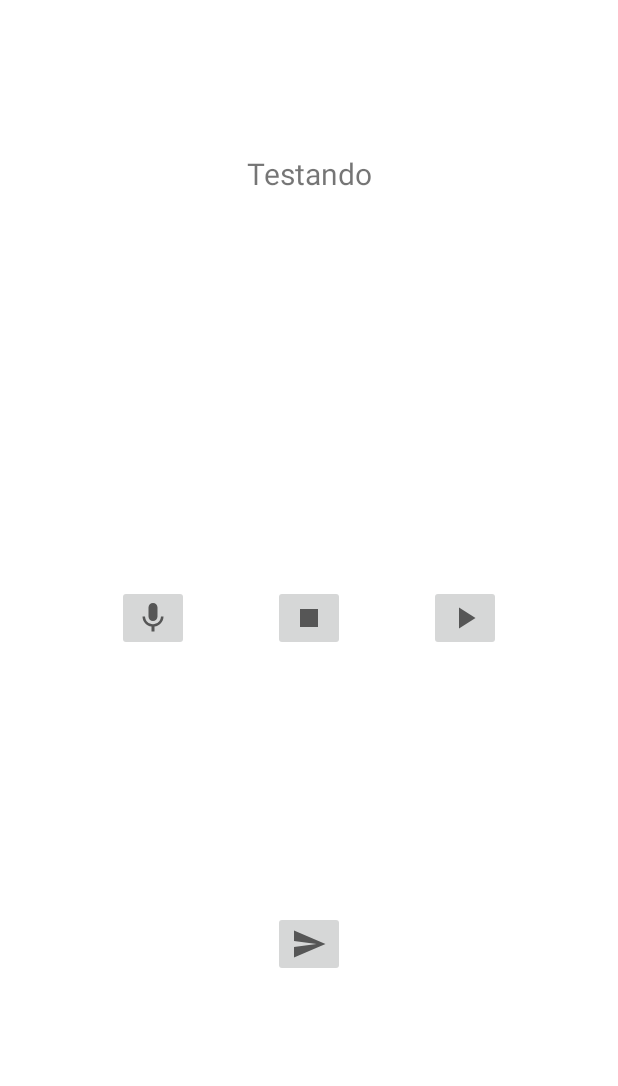
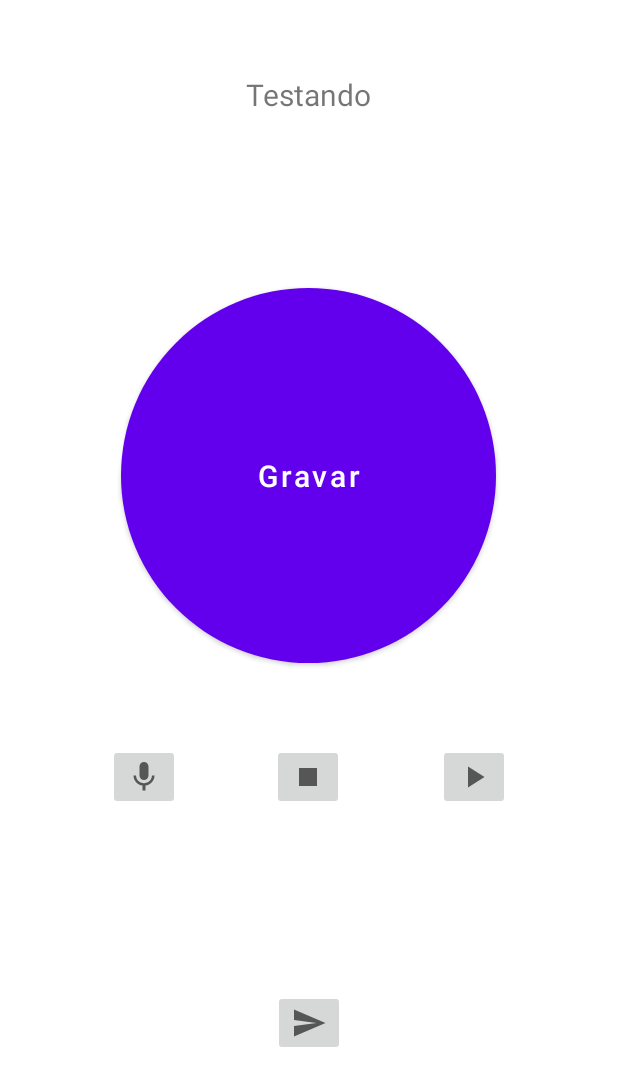
Before and after one commit to ETS-Android2/bird-detecion-app, an Android app: the layout activity_main.xml on its own in the app's theme, with its tools: preview values and no code run, on a phone screen of 412 x 824 dp. Shown: the top 1086 px of the screen. Run offline under Robolectric (Android 15) with nearby library versions, the phone set to English and light mode, and no system bars.

Commit message:
Botão central adicionado

```diff
--- a/app/projectApp/app/src/main/java/com/example/birddetection/MainActivity.java
+++ b/app/projectApp/app/src/main/java/com/example/birddetection/MainActivity.java
@@ -13,6 +13,7 @@ import android.os.Bundle;
 import android.os.Environment;
 import android.util.Log;
 import android.view.View;
+import android.widget.Button;
 import android.widget.Toast;
 
 import com.android.volley.Request;
@@ -36,6 +37,9 @@ import java.io.IOException;
 import java.io.InputStream;
 import java.io.Writer;
 import java.util.Base64;
+import java.util.Timer;
+import java.util.TimerTask;
+import android.widget.Button;
 
 
 public class MainActivity extends AppCompatActivity {
@@ -48,12 +52,18 @@ public class MainActivity extends AppCompatActivity {
     @Override
     protected void onCreate(Bundle savedInstanceState) {
         super.onCreate(savedInstanceState);
-        setContentView(R.layout.activity_main);
+
 
         if(isMicrophonePresent()){
 
             getPermission();
         }
+    }
+
+
+    //Novo botao
+    public  void roundedButtonPressed(View v) throws IOException {
+
     }
 
     //Método para gravar o audio
@@ -134,7 +144,7 @@ public class MainActivity extends AppCompatActivity {
 
         File musicDrectory = contextWrapper.getExternalFilesDir(Environment.DIRECTORY_MUSIC);
 
-        File file = new File(musicDrectory, "recordedFile" + ".3gp");
+        File file = new File(musicDrectory, "recordedFile" + ".mp3");
 
         return file.getPath();
     }
@@ -174,14 +184,14 @@ public class MainActivity extends AppCompatActivity {
             Audio audio = new Audio();
 
             audio.setAudio(ended);
-            audio.setFormat("3gp");
+            audio.setFormat("mp3");
 
             JSONObject jsonObj = new JSONObject();
 
             jsonObj.put("Audio", audio.getAudio());
             jsonObj.put("Format", audio.getFormat());
 
-            String postUrl = "localhost:5000/detect";
+            String postUrl = "http://localhost:5000/detect";
 
             RequestQueue requestQueue = Volley.newRequestQueue(this);
 
@@ -214,5 +224,4 @@ public class MainActivity extends AppCompatActivity {
 
         }
     }
-
 }
--- /dev/null
+++ b/app/projectApp/app/src/main/res/drawable/custom_button.xml
@@ -0,0 +1,7 @@
+<?xml version="1.0" encoding="utf-8"?>
+<shape xmlns:android="http://schemas.android.com/apk/res/android" android:shape="rectangle">
+    <solid android:color="#BF66F9"/>
+
+    <corners android:radius="999dp"/>
+
+</shape>
--- a/app/projectApp/app/src/main/res/layout/activity_main.xml
+++ b/app/projectApp/app/src/main/res/layout/activity_main.xml
@@ -14,10 +14,11 @@
         android:textAlignment="center"
         android:textSize="20sp"
         app:layout_constraintBottom_toBottomOf="parent"
+        app:layout_constraintHorizontal_bias="0.498"
         app:layout_constraintLeft_toLeftOf="parent"
         app:layout_constraintRight_toRightOf="parent"
         app:layout_constraintTop_toTopOf="parent"
-        app:layout_constraintVertical_bias="0.134" />
+        app:layout_constraintVertical_bias="0.065" />
 
     <ImageButton
         android:id="@+id/recordButton"
@@ -28,8 +29,10 @@
         android:onClick="recordPressed"
         app:layout_constraintBottom_toBottomOf="parent"
         app:layout_constraintEnd_toStartOf="@+id/stopButton"
+        app:layout_constraintHorizontal_bias="0.0"
         app:layout_constraintStart_toStartOf="parent"
         app:layout_constraintTop_toTopOf="parent"
+        app:layout_constraintVertical_bias="0.636"
         app:srcCompat="@drawable/ic_baseline_mic_24" />
 
     <ImageButton
@@ -41,8 +44,10 @@
         android:onClick="playPressed"
         app:layout_constraintBottom_toBottomOf="parent"
         app:layout_constraintEnd_toEndOf="parent"
+        app:layout_constraintHorizontal_bias="1.0"
         app:layout_constraintStart_toEndOf="@+id/stopButton"
         app:layout_constraintTop_toTopOf="parent"
+        app:layout_constraintVertical_bias="0.636"
         app:srcCompat="@drawable/ic_baseline_play_arrow_24" />
 
     <ImageButton
@@ -52,8 +57,10 @@
         android:onClick="stopPressed"
         app:layout_constraintBottom_toBottomOf="parent"
         app:layout_constraintEnd_toEndOf="parent"
+        app:layout_constraintHorizontal_bias="0.498"
         app:layout_constraintStart_toStartOf="parent"
         app:layout_constraintTop_toTopOf="parent"
+        app:layout_constraintVertical_bias="0.636"
         app:srcCompat="@drawable/ic_baseline_stop_24" />
 
     <ImageButton
@@ -67,4 +74,22 @@
         app:layout_constraintTop_toBottomOf="@+id/stopButton"
         app:srcCompat="@drawable/ic_baseline_send_24" />
 
+    <Button
+        android:id="@+id/roundedButton"
+        android:layout_width="250dp"
+        android:layout_height="250dp"
+        android:background="@drawable/custom_button"
+        android:onClick="roundedButtonPressed"
+        android:text="Gravar"
+        android:textAllCaps="false"
+        android:textColor="#FFFFFF"
+        android:textSize="20sp"
+        app:layout_constraintBottom_toTopOf="@+id/stopButton"
+        app:layout_constraintEnd_toEndOf="parent"
+        app:layout_constraintHorizontal_bias="0.496"
+        app:layout_constraintStart_toStartOf="parent"
+        app:layout_constraintTop_toBottomOf="@+id/textView"
+        app:layout_constraintVertical_bias="0.592" />
+
+
 </androidx.constraintlayout.widget.ConstraintLayout>
```
